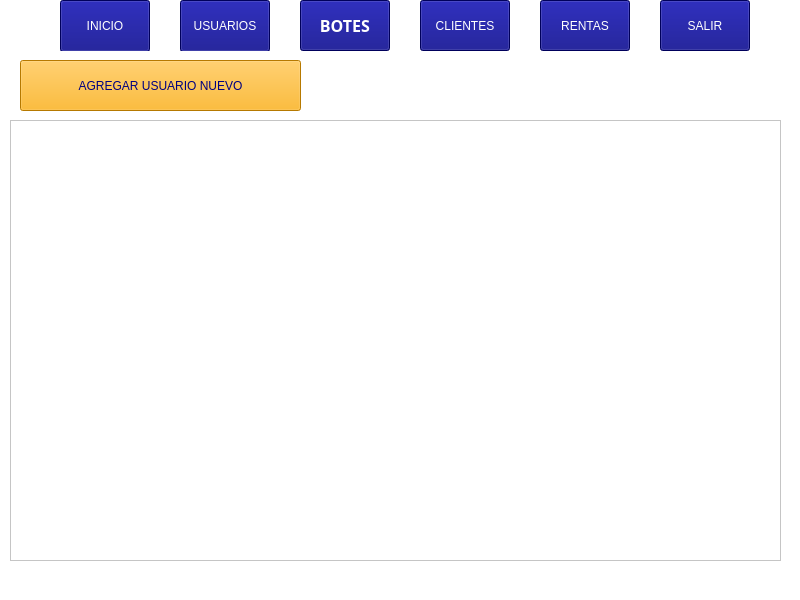
The window that src/views/admin/pprincipal.ui (contrerasalexa/SRB) describes before a commit, drawn with Qt 5.
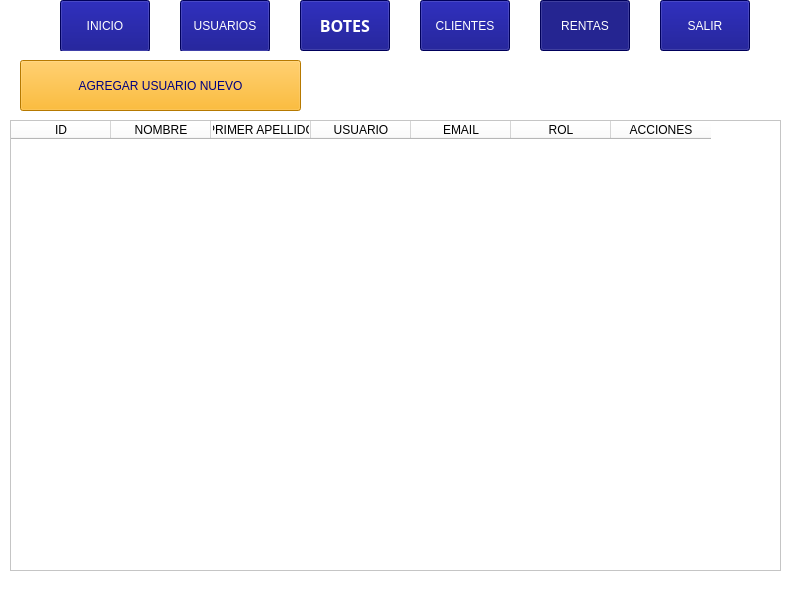
The same window after the commit. The open tabs and pages were chosen to show the change. Icons and pictures are not drawn.

The edit to the form file:
```diff
--- a/src/views/admin/pprincipal.ui
+++ b/src/views/admin/pprincipal.ui
@@ -79,15 +79,53 @@
        <string>AGREGAR USUARIO NUEVO</string>
       </property>
      </widget>
-     <widget class="QTableView" name="tableView">
+     <widget class="QTableWidget" name="tableWidget">
       <property name="geometry">
        <rect>
         <x>10</x>
         <y>70</y>
         <width>771</width>
-        <height>441</height>
+        <height>451</height>
        </rect>
       </property>
+      <property name="columnCount">
+       <number>7</number>
+      </property>
+      <column>
+       <property name="text">
+        <string>ID</string>
+       </property>
+      </column>
+      <column>
+       <property name="text">
+        <string>NOMBRE</string>
+       </property>
+      </column>
+      <column>
+       <property name="text">
+        <string>PRIMER APELLIDO</string>
+       </property>
+      </column>
+      <column>
+       <property name="text">
+        <string>USUARIO</string>
+       </property>
+      </column>
+      <column>
+       <property name="text">
+        <string>EMAIL</string>
+       </property>
+      </column>
+      <column>
+       <property name="text">
+        <string>ROL</string>
+       </property>
+      </column>
+      <column>
+       <property name="text">
+        <string>ACCIONES</string>
+       </property>
+      </column>
      </widget>
     </widget>
     <widget class="QWidget" name="page_4">
@@ -440,6 +478,12 @@
      <property name="text">
       <string>RENTAS</string>
      </property>
+     <property name="checkable">
+      <bool>true</bool>
+     </property>
+     <property name="checked">
+      <bool>true</bool>
+     </property>
     </widget>
     <widget class="QPushButton" name="btnSalir">
      <property name="geometry">
```
Left out of the diff: 22 changed lines with no effect on the pictures.
